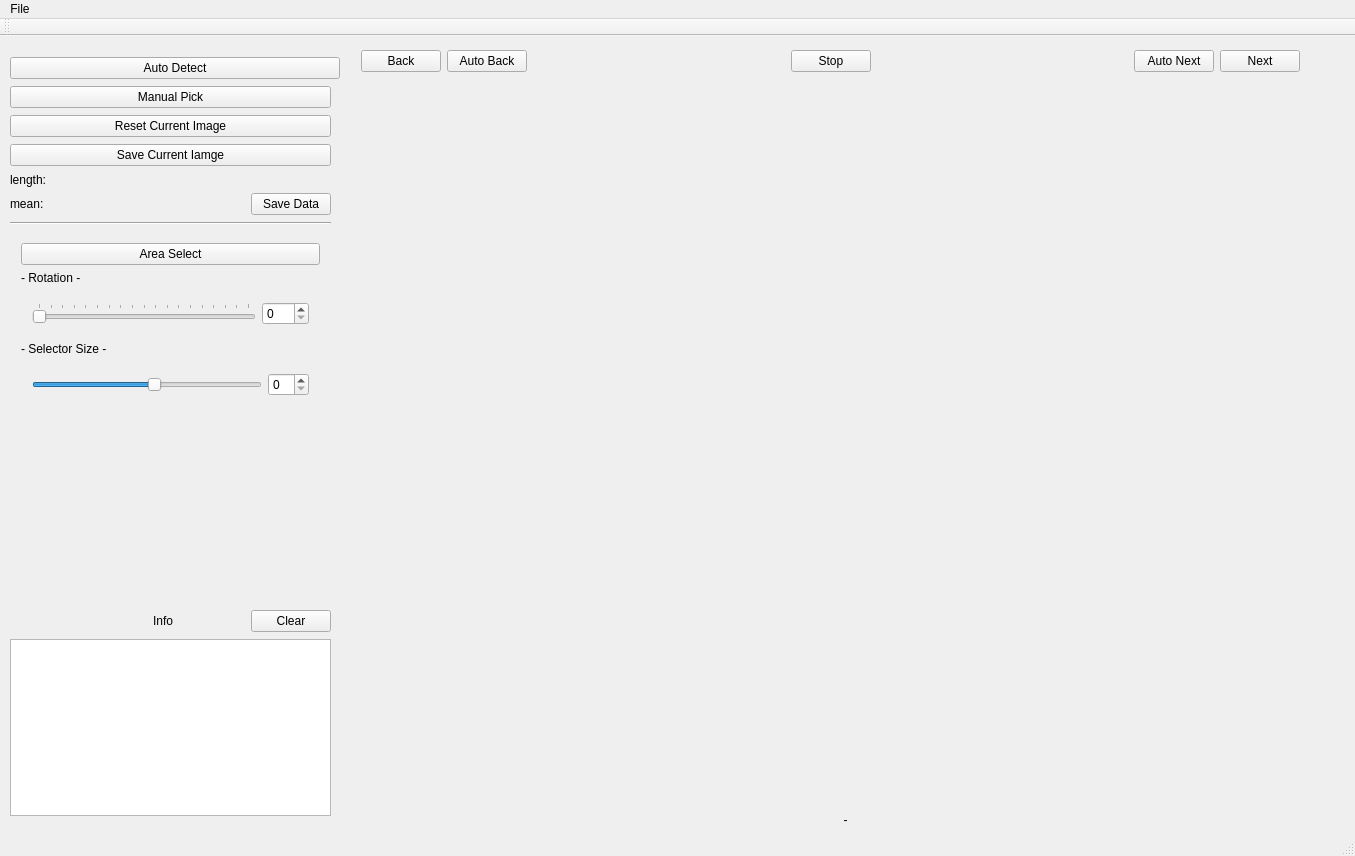
Above: CashmereDetector/CashmereDetector.ui from HWeigo/CashmereDetector before the change. Below: the same form after it.
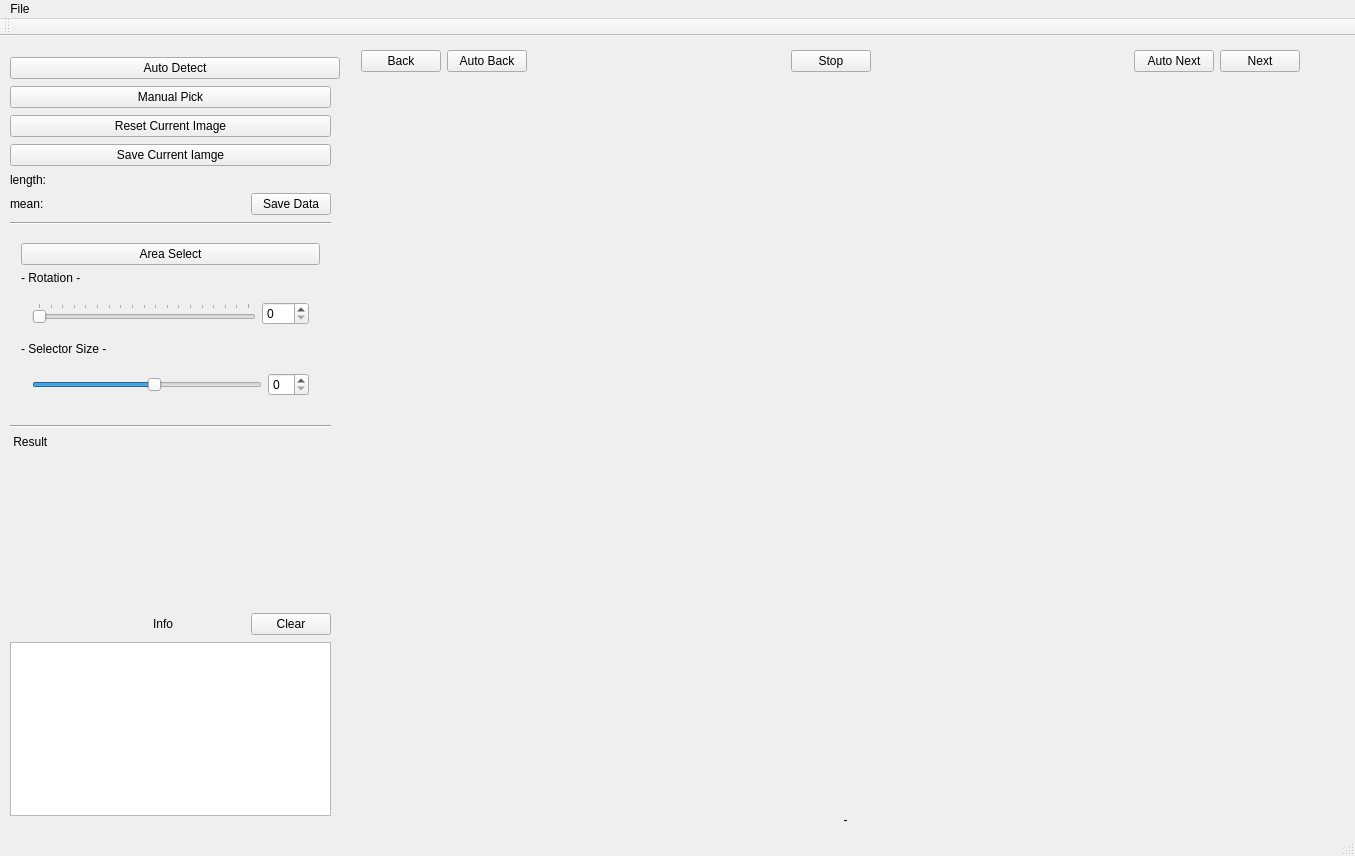
That is the form after the change.

```diff
--- a/CashmereDetector/CashmereDetector.ui
+++ b/CashmereDetector/CashmereDetector.ui
@@ -195,6 +195,30 @@
        </layout>
       </widget>
      </item>
+     <item>
+      <widget class="Line" name="line_2">
+       <property name="orientation">
+        <enum>Qt::Horizontal</enum>
+       </property>
+      </widget>
+     </item>
+     <item>
+      <widget class="QLabel" name="label_3">
+       <property name="text">
+        <string> Result</string>
+       </property>
+      </widget>
+     </item>
+     <item>
+      <widget class="QWidget" name="widget_6" native="true">
+       <property name="minimumSize">
+        <size>
+         <width>0</width>
+         <height>50</height>
+        </size>
+       </property>
+      </widget>
+     </item>
      <item>
       <spacer name="verticalSpacer_2">
        <property name="orientation">
@@ -206,7 +230,7 @@
        <property name="sizeHint" stdset="0">
         <size>
          <width>20</width>
-         <height>200</height>
+         <height>118</height>
         </size>
        </property>
       </spacer>
@@ -267,8 +291,8 @@
         <string>&lt;!DOCTYPE HTML PUBLIC &quot;-//W3C//DTD HTML 4.0//EN&quot; &quot;http://www.w3.org/TR/REC-html40/strict.dtd&quot;&gt;
 &lt;html&gt;&lt;head&gt;&lt;meta name=&quot;qrichtext&quot; content=&quot;1&quot; /&gt;&lt;style type=&quot;text/css&quot;&gt;
 p, li { white-space: pre-wrap; }
-&lt;/style&gt;&lt;/head&gt;&lt;body style=&quot; font-family:'SimSun'; font-size:7.2pt; font-weight:400; font-style:normal;&quot;&gt;
-&lt;p style=&quot;-qt-paragraph-type:empty; margin-top:0px; margin-bottom:0px; margin-left:0px; margin-right:0px; -qt-block-indent:0; text-indent:0px; font-size:9pt;&quot;&gt;&lt;br /&gt;&lt;/p&gt;&lt;/body&gt;&lt;/html&gt;</string>
+&lt;/style&gt;&lt;/head&gt;&lt;body style=&quot; font-family:'SimSun'; font-size:9pt; font-weight:400; font-style:normal;&quot;&gt;
+&lt;p style=&quot;-qt-paragraph-type:empty; margin-top:0px; margin-bottom:0px; margin-left:0px; margin-right:0px; -qt-block-indent:0; text-indent:0px;&quot;&gt;&lt;br /&gt;&lt;/p&gt;&lt;/body&gt;&lt;/html&gt;</string>
        </property>
       </widget>
      </item>
```
